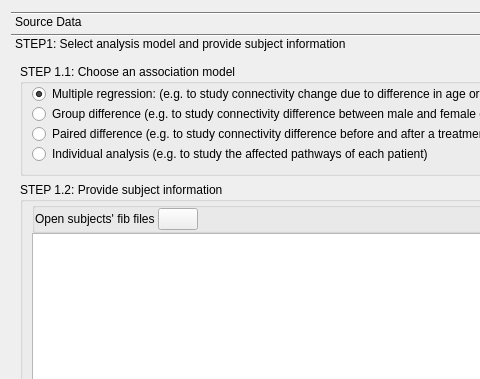
Before: the Qt Designer form tracking/vbc_dialog.ui in frankyeh/DSI-Studio, drawn with Qt 5; both pictures show x 0 to 480 and y 0 to 379 of the 676 by 563 pixel window.
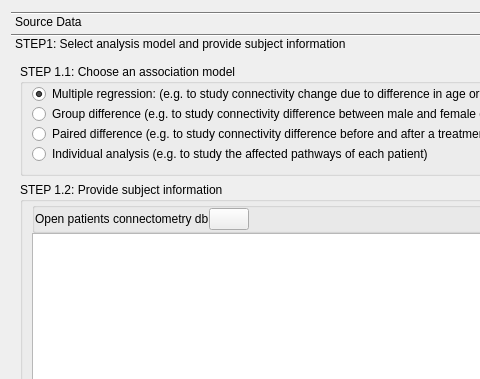
After: the same form once the commit is applied. The open tabs and pages were chosen to show the change. Icons and pictures are not drawn. Custom widgets are drawn as their Qt base class.

Commit message: [ANA] Individual connectometry fixed

```diff
--- a/tracking/vbc_dialog.ui
+++ b/tracking/vbc_dialog.ui
@@ -890,7 +890,7 @@
          <property name="geometry">
           <rect>
            <x>0</x>
-           <y>0</y>
+           <y>-32</y>
            <width>641</width>
            <height>848</height>
           </rect>
@@ -992,7 +992,7 @@
                   <item>
                    <widget class="QLabel" name="open_instruction">
                     <property name="text">
-                     <string>Open subjects' fib files </string>
+                     <string>Open patients connectometry db</string>
                     </property>
                    </widget>
                   </item>
```
Left out of the diff: 8 changed lines with no effect on the pictures. The commit also changes 4 other files.
